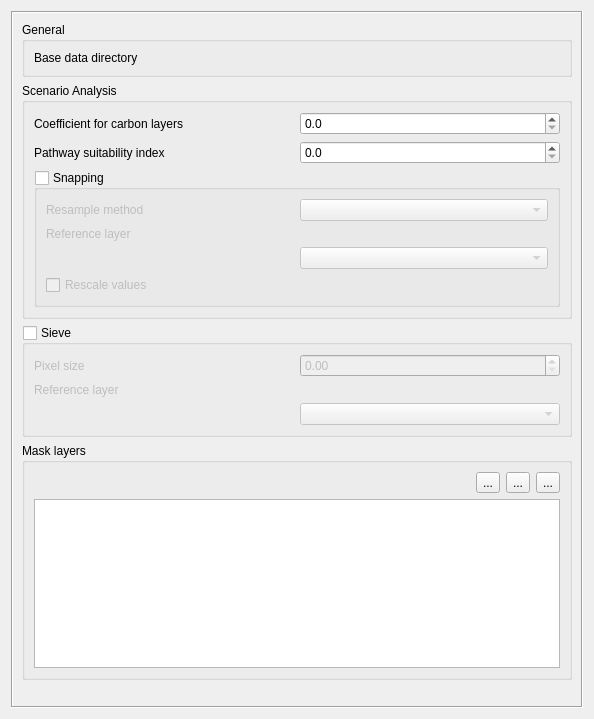
First picture: the form in src/cplus_plugin/ui/cplus_settings.ui, repository ConservationInternational/cplus-plugin, before the edit.
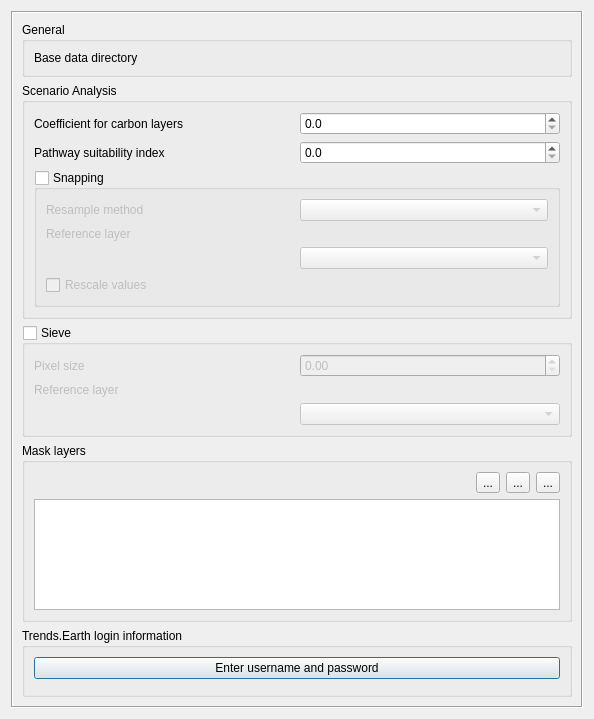
Second picture: the form after the edit. Custom widgets are drawn as their Qt base class.

Commit message:
Feature/397 trends earth auth (#8)
* Add Trends Earth account and base URL settings

Diff of the .ui file:
```diff
--- a/src/cplus_plugin/ui/cplus_settings.ui
+++ b/src/cplus_plugin/ui/cplus_settings.ui
@@ -35,9 +35,9 @@
       <property name="geometry">
        <rect>
         <x>0</x>
-        <y>0</y>
-        <width>572</width>
-        <height>697</height>
+        <y>-193</y>
+        <width>557</width>
+        <height>896</height>
        </rect>
       </property>
       <layout class="QVBoxLayout" name="verticalLayout_5">
@@ -310,6 +310,44 @@
          </layout>
         </widget>
        </item>
+       <item>
+        <widget class="QgsCollapsibleGroupBox" name="groupBox">
+         <property name="maximumSize">
+          <size>
+           <width>16777215</width>
+           <height>16777215</height>
+          </size>
+         </property>
+         <property name="title">
+          <string>Trends.Earth login information</string>
+         </property>
+         <property name="collapsed">
+          <bool>false</bool>
+         </property>
+         <property name="saveCollapsedState">
+          <bool>false</bool>
+         </property>
+         <layout class="QVBoxLayout" name="verticalLayout_5">
+          <item>
+           <layout class="QHBoxLayout" name="horizontalLayout_7">
+            <item>
+             <widget class="QPushButton" name="pushButton_login">
+              <property name="text">
+               <string>Enter username and password</string>
+              </property>
+             </widget>
+            </item>
+           </layout>
+          </item>
+          <item>
+           <layout class="QHBoxLayout" name="horizontalLayout_8"/>
+          </item>
+          <item>
+           <widget class="QgsAuthConfigSelect" name="authcfg_acs_2"/>
+          </item>
+         </layout>
+        </widget>
+       </item>
        <item>
         <spacer name="scroll_area_vspacer">
          <property name="orientation">
@@ -330,6 +368,11 @@
   </layout>
  </widget>
  <customwidgets>
+  <customwidget>
+   <class>QgsAuthConfigSelect</class>
+   <extends>QWidget</extends>
+   <header>qgsauthconfigselect.h</header>
+  </customwidget>
   <customwidget>
    <class>QgsCollapsibleGroupBox</class>
    <extends>QGroupBox</extends>
```
The commit also changes 16 other files.
